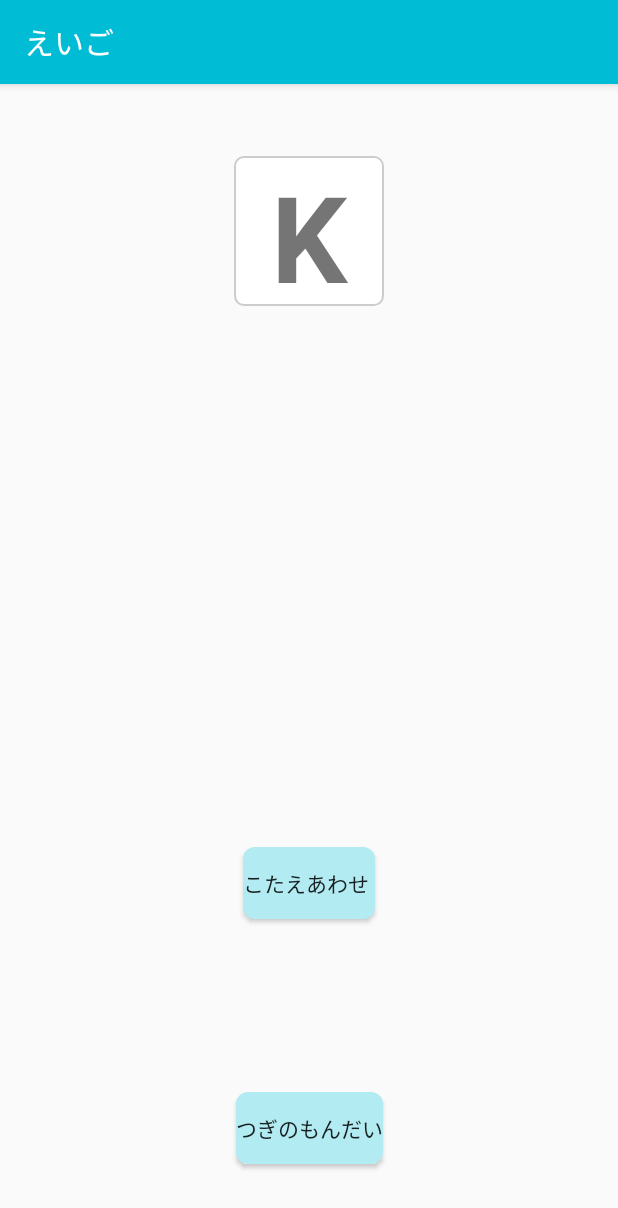
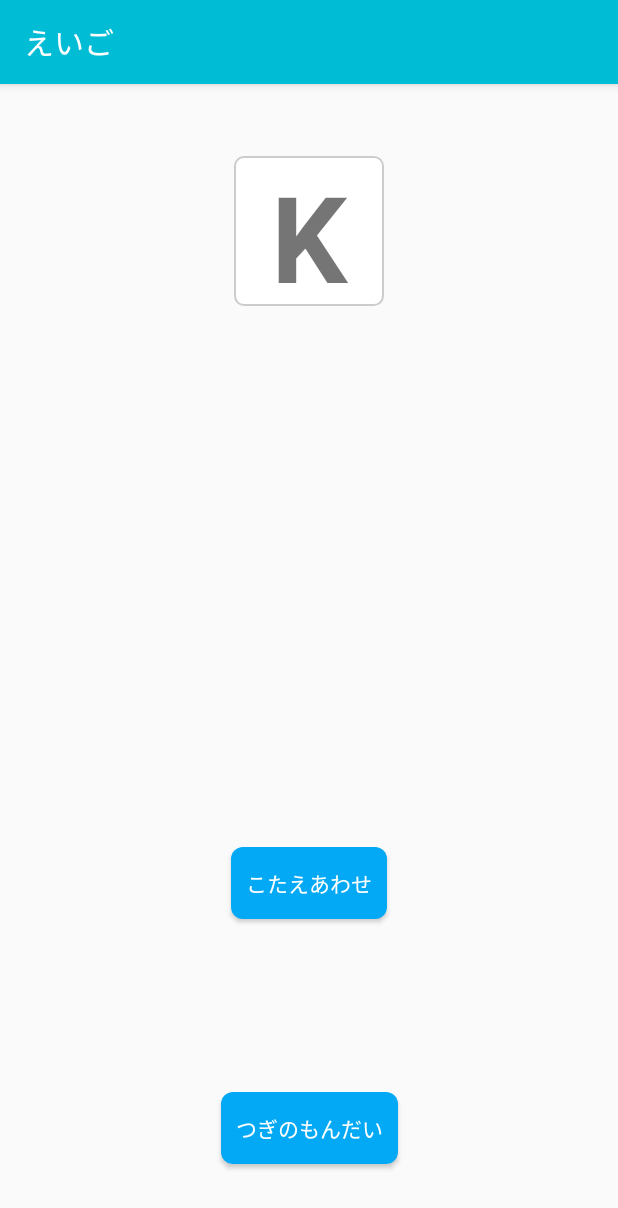
Before and after one commit to genkikanaya/YourStudy, an Android app: the EnglishActivity screen opened directly, with no data from a screen before it, on a phone screen of 412 x 824 dp. Shown: the top 1208 px of the screen. Run offline under Robolectric (Android 15) with nearby library versions, the phone set to English and light mode, and no system bars.

Commit message:
buttonレイアウトの変更

```diff
--- a/app/src/main/res/drawable/button_background.xml
+++ b/app/src/main/res/drawable/button_background.xml
@@ -1,5 +1,5 @@
 <?xml version="1.0" encoding="utf-8"?>
 <shape xmlns:android="http://schemas.android.com/apk/res/android" android:shape="rectangle">
-    <solid android:color="@color/colorLightPrimary"></solid>
+    <solid android:color="@color/colorAccent"></solid>
     <corners android:radius="8dp"></corners>
 </shape>
--- a/app/src/main/res/layout/activity_english.xml
+++ b/app/src/main/res/layout/activity_english.xml
@@ -35,6 +35,8 @@
             android:layout_width="wrap_content"
             android:layout_height="wrap_content"
             android:background="@drawable/button_background"
+            android:textColor="@color/white"
+            android:padding="@dimen/button_padding"
             app:layout_constraintStart_toStartOf="parent" app:layout_constraintEnd_toEndOf="parent"
             android:id="@+id/checkButton" android:layout_marginTop="8dp" app:layout_constraintTop_toBottomOf="@+id/alphabet"
             android:layout_marginBottom="8dp" app:layout_constraintBottom_toTopOf="@+id/nextButton"
@@ -45,6 +47,8 @@
             android:layout_width="wrap_content"
             android:layout_height="wrap_content"
             android:background="@drawable/button_background"
+            android:textColor="@color/white"
+            android:padding="@dimen/button_padding"
             android:id="@+id/nextButton" app:layout_constraintEnd_toEndOf="parent"
             app:layout_constraintStart_toStartOf="parent" android:layout_marginBottom="48dp"
             app:layout_constraintBottom_toBottomOf="parent"
--- a/app/src/main/res/layout/activity_greek_character.xml
+++ b/app/src/main/res/layout/activity_greek_character.xml
@@ -35,6 +35,8 @@
             android:layout_width="wrap_content"
             android:layout_height="wrap_content"
             android:background="@drawable/button_background"
+            android:textColor="@color/white"
+            android:padding="@dimen/button_padding"
             app:layout_constraintStart_toStartOf="parent" app:layout_constraintEnd_toEndOf="parent"
             android:id="@+id/checkButton" android:layout_marginTop="8dp" app:layout_constraintTop_toBottomOf="@+id/greekCharacter"
             android:layout_marginBottom="8dp" app:layout_constraintBottom_toTopOf="@+id/nextButton"
@@ -45,6 +47,8 @@
             android:layout_width="wrap_content"
             android:layout_height="wrap_content"
             android:background="@drawable/button_background"
+            android:textColor="@color/white"
+            android:padding="@dimen/button_padding"
             android:id="@+id/nextButton" app:layout_constraintEnd_toEndOf="parent"
             app:layout_constraintStart_toStartOf="parent" android:layout_marginBottom="48dp"
             app:layout_constraintBottom_toBottomOf="parent"
--- a/app/src/main/res/layout/activity_math.xml
+++ b/app/src/main/res/layout/activity_math.xml
@@ -54,6 +54,8 @@
             android:layout_width="wrap_content"
             android:layout_height="wrap_content"
             android:background="@drawable/button_background"
+            android:textColor="@color/white"
+            android:padding="@dimen/button_padding"
             app:layout_constraintStart_toStartOf="parent" app:layout_constraintEnd_toEndOf="parent"
             android:id="@+id/checkButton" android:layout_marginTop="8dp" app:layout_constraintTop_toBottomOf="@+id/answer"
             android:layout_marginBottom="8dp" app:layout_constraintBottom_toTopOf="@+id/nextButton"
@@ -64,6 +66,8 @@
             android:layout_width="wrap_content"
             android:layout_height="wrap_content"
             android:background="@drawable/button_background"
+            android:textColor="@color/white"
+            android:padding="@dimen/button_padding"
             android:id="@+id/nextButton" app:layout_constraintEnd_toEndOf="parent"
             app:layout_constraintStart_toStartOf="parent" android:layout_marginBottom="48dp"
             app:layout_constraintBottom_toBottomOf="parent"
--- a/app/src/main/res/values/colors.xml
+++ b/app/src/main/res/values/colors.xml
@@ -4,4 +4,5 @@
     <color name="colorLightPrimary">#B2EBF2</color>
     <color name="colorPrimaryDark">#0097A7</color>
     <color name="colorAccent">#03A9F4</color>
+    <color name="white">#FFFFFF</color>
 </resources>
--- /dev/null
+++ b/app/src/main/res/values/dimens_base.xml
@@ -0,0 +1,4 @@
+<?xml version="1.0" encoding="utf-8"?>
+<resources>
+    <dimen name="button_padding">10dp</dimen>
+</resources>
--- a/app/src/main/res/values/styles.xml
+++ b/app/src/main/res/values/styles.xml
@@ -11,7 +11,7 @@
         <item name="actionBarStyle">@style/CustomActionBar</item>
     </style>
 
-    <!--背景色の設定とタイトルカラーのスタイル設定-->
+    <!--タイトルカラーのスタイル設定-->
     <style name="CustomActionBar" parent="@style/Widget.AppCompat.Light.ActionBar.Solid.Inverse">
         <item name="android:background">@drawable/actionbar_background</item>
         <item name="background">@drawable/actionbar_background</item>
```
